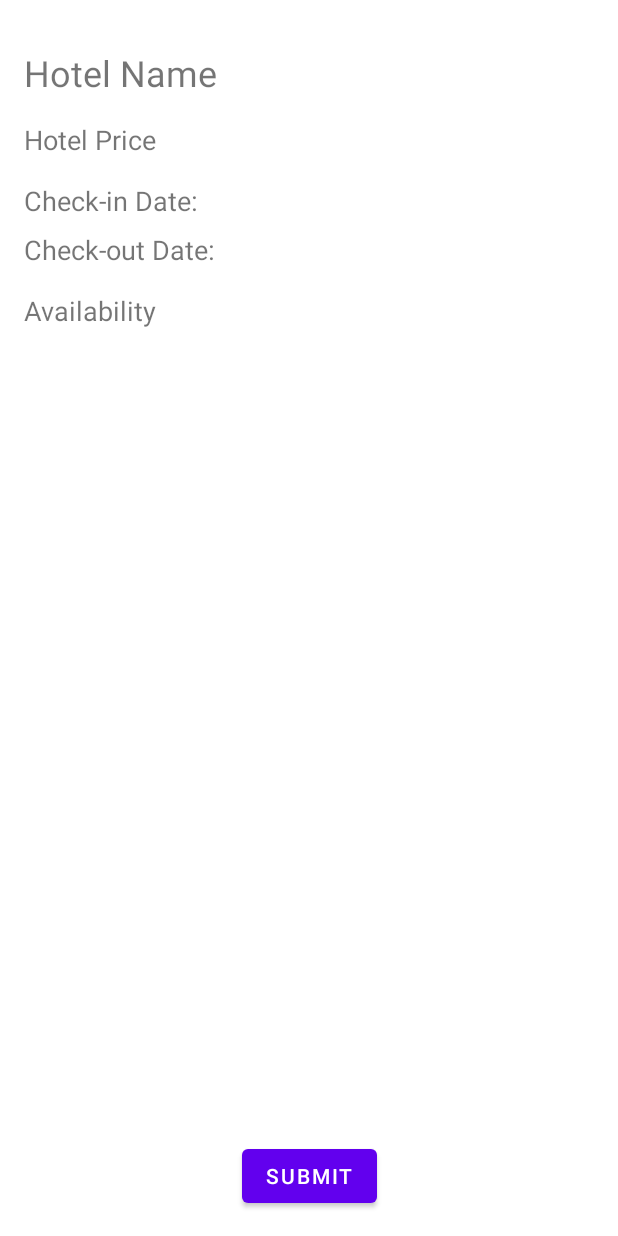
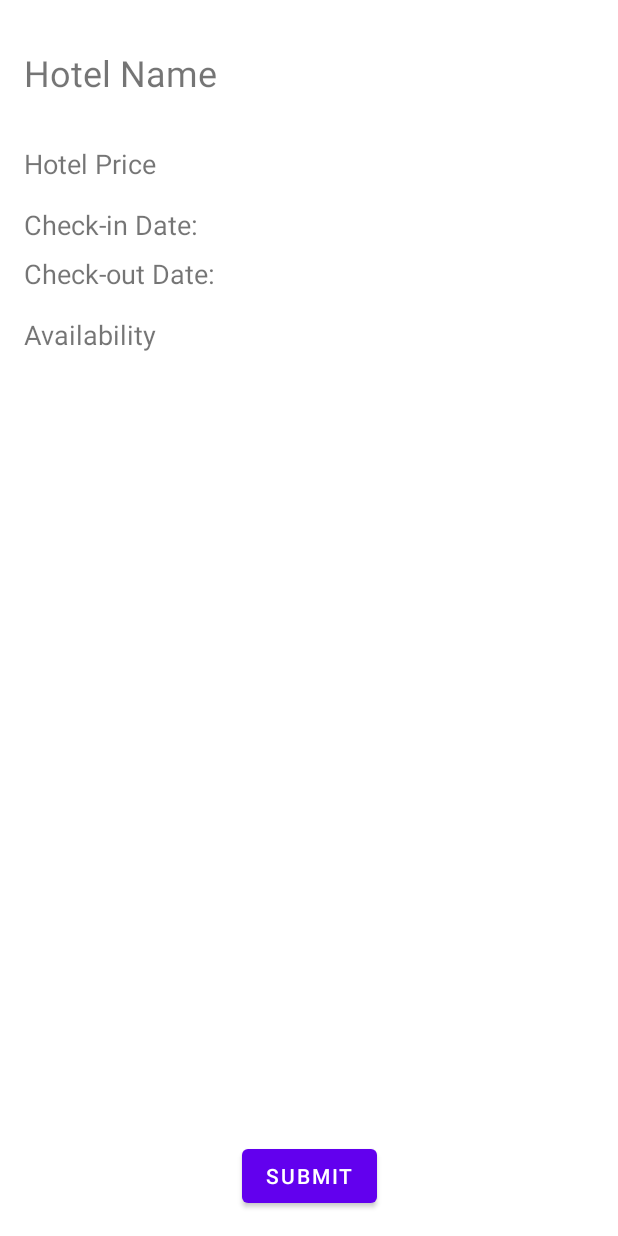
Before and after one commit to sylvesterterdoo/MCDA5550_A00472836, an Android app: the layout hotel_guest_details_layout.xml on its own in the app's theme, with its tools: preview values and no code run, on a phone screen of 412 x 824 dp. Run offline under Robolectric (Android 15) with nearby library versions, the phone set to English and light mode, and no system bars.

```diff
--- a/app/src/main/java/com/example/hotel_reservation_system_project/ReservationConfirmationFragment.kt
+++ b/app/src/main/java/com/example/hotel_reservation_system_project/ReservationConfirmationFragment.kt
@@ -10,6 +10,7 @@ import androidx.fragment.app.Fragment
 
 
 
+/*
 class ReservationConfirmationFragment : Fragment() {
 
     private lateinit var confirmationNumberTextView: TextView
@@ -31,7 +32,7 @@ class ReservationConfirmationFragment : Fragment() {
         confirmationNumberTextView.text = "Confirmation Number: $confirmationNumber"
     }
 }
-
+*/
 /*
 class ReservationConfirmationFragment  : Fragment() {
 
@@ -54,7 +55,6 @@ class ReservationConfirmationFragment  : Fragment() {
 
 
 
-/*
 class ReservationConfirmationFragment : AppCompatActivity() {
 
     private lateinit var confirmationNumberTextView: TextView
@@ -77,4 +77,3 @@ class ReservationConfirmationFragment : AppCompatActivity() {
         }
     }
 }
-*/
--- a/app/src/main/res/layout/hotel_guest_details_layout.xml
+++ b/app/src/main/res/layout/hotel_guest_details_layout.xml
@@ -20,63 +20,11 @@ android:layout_height="match_parent">
     android:layout_marginEnd="16dp"
     android:layout_marginTop="32dp" />
 
-<!-- Hotel Price TextView -->
-<TextView
-    android:id="@+id/hotel_price_text_view"
-    android:layout_width="0dp"
-    android:layout_height="wrap_content"
-    android:text="Hotel Price"
-    android:textSize="18sp"
-    app:layout_constraintTop_toBottomOf="@id/hotel_name_text_view"
-    app:layout_constraintStart_toStartOf="parent"
-    app:layout_constraintEnd_toEndOf="parent"
-    android:layout_marginStart="16dp"
-    android:layout_marginEnd="16dp"
-    android:layout_marginTop="16dp" />
-
-<!-- Check-in Date TextView -->
-<TextView
-    android:id="@+id/check_in_date_label"
-    android:layout_width="wrap_content"
-    android:layout_height="wrap_content"
-    android:text="Check-in Date: "
-    android:textSize="18sp"
-    app:layout_constraintTop_toBottomOf="@id/hotel_price_text_view"
-    app:layout_constraintStart_toStartOf="parent"
-    android:layout_marginStart="16dp"
-    android:layout_marginTop="16dp" />
-
-<!-- Check-out Date TextView -->
-<TextView
-    android:id="@+id/check_out_date_label"
-    android:layout_width="wrap_content"
-    android:layout_height="wrap_content"
-    android:text="Check-out Date: "
-    android:textSize="18sp"
-    app:layout_constraintTop_toBottomOf="@id/check_in_date_label"
-    app:layout_constraintStart_toStartOf="parent"
-    android:layout_marginStart="16dp"
-    android:layout_marginTop="8dp" />
-
-<!-- Availability TextView -->
-<TextView
-    android:id="@+id/hotel_availability_text_view"
-    android:layout_width="0dp"
-    android:layout_height="wrap_content"
-    android:text="Availability"
-    android:textSize="18sp"
-    app:layout_constraintTop_toBottomOf="@id/check_out_date_label"
-    app:layout_constraintStart_toStartOf="parent"
-    app:layout_constraintEnd_toEndOf="parent"
-    android:layout_marginStart="16dp"
-    android:layout_marginEnd="16dp"
-    android:layout_marginTop="16dp" />
-
 <!-- ScrollView for dynamic views -->
 <ScrollView
     android:layout_width="0dp"
     android:layout_height="0dp"
-    app:layout_constraintTop_toBottomOf="@id/hotel_availability_text_view"
+    app:layout_constraintTop_toBottomOf="@id/hotel_name_text_view"
     app:layout_constraintBottom_toTopOf="@id/submit_button"
     android:layout_marginTop="16dp"
     app:layout_constraintStart_toStartOf="parent"
@@ -88,7 +36,45 @@ android:layout_height="match_parent">
         android:layout_height="wrap_content"
         android:orientation="vertical"
         android:paddingStart="16dp"
-        android:paddingEnd="16dp" />
+        android:paddingEnd="16dp">
+
+        <!-- Hotel Price TextView -->
+        <TextView
+            android:id="@+id/hotel_price_text_view"
+            android:layout_width="match_parent"
+            android:layout_height="wrap_content"
+            android:text="Hotel Price"
+            android:textSize="18sp"
+            android:layout_marginTop="16dp" />
+
+        <!-- Check-in Date TextView -->
+        <TextView
+            android:id="@+id/check_in_date_label"
+            android:layout_width="match_parent"
+            android:layout_height="wrap_content"
+            android:text="Check-in Date: "
+            android:textSize="18sp"
+            android:layout_marginTop="16dp" />
+
+        <!-- Check-out Date TextView -->
+        <TextView
+            android:id="@+id/check_out_date_label"
+            android:layout_width="match_parent"
+            android:layout_height="wrap_content"
+            android:text="Check-out Date: "
+            android:textSize="18sp"
+            android:layout_marginTop="8dp" />
+
+        <!-- Availability TextView -->
+        <TextView
+            android:id="@+id/hotel_availability_text_view"
+            android:layout_width="match_parent"
+            android:layout_height="wrap_content"
+            android:text="Availability"
+            android:textSize="18sp"
+            android:layout_marginTop="16dp" />
+
+    </LinearLayout>
 
 </ScrollView>
 
```
Also changed, not shown: app/src/main/java/com/example/hotel_reservation_system_project/HotelReservationDetailsFragment.kt (+163 -52 lines).
